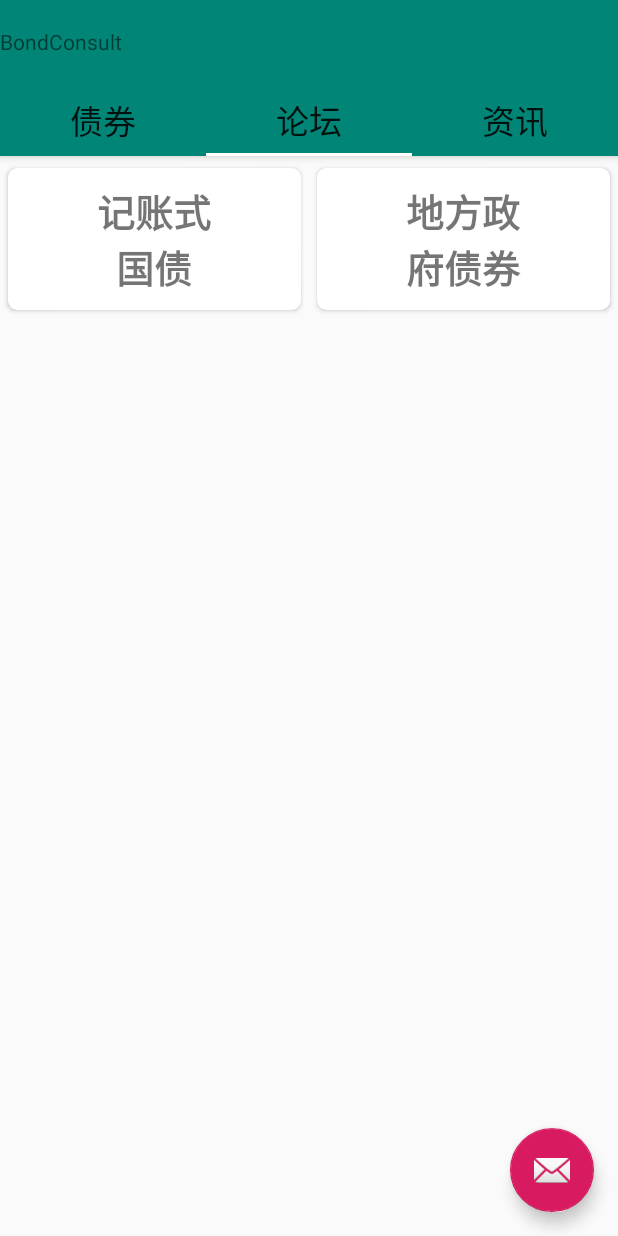
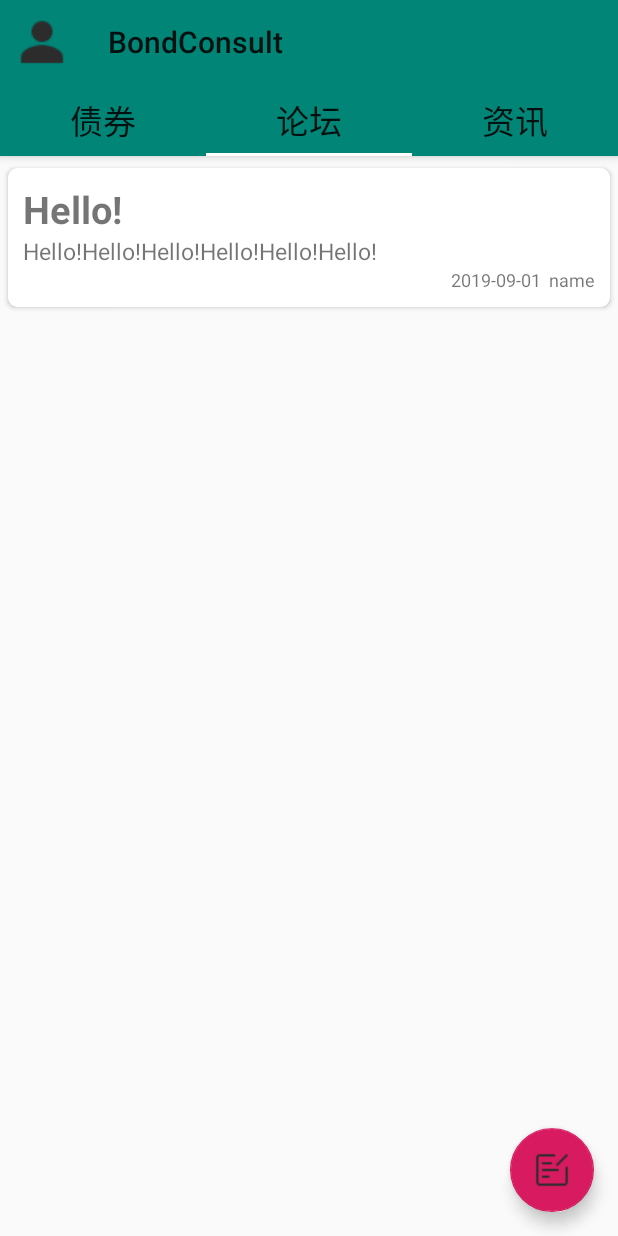
Before and after one commit to iMbaGong/Bond-Consult, an Android app: the screen it shows after launch (MainActivity), tab 2 chosen, on a phone screen of 412 x 824 dp. Run offline under Robolectric (Android 15) with nearby library versions, the phone set to English and light mode, and no system bars.

Commit message:
post fragment and toolbar

```diff
--- a/app/src/main/java/com/example/bondconsult/BondAdapter.java
+++ b/app/src/main/java/com/example/bondconsult/BondAdapter.java
@@ -43,7 +43,7 @@ class BondAdapter extends RecyclerView.Adapter<BondAdapter.ViewHolder>  {
             context=parent.getContext();
         }
         View view= LayoutInflater.from(parent.getContext())
-                .inflate(R.layout.bond_item,parent,false);
+                .inflate(R.layout.item_bond,parent,false);
 
         final ViewHolder viewHolder = new ViewHolder(view);
         viewHolder.cardView.setOnClickListener(new View.OnClickListener() {
--- a/app/src/main/java/com/example/bondconsult/Fragment_Bond.java
+++ b/app/src/main/java/com/example/bondconsult/BondFragment.java
@@ -14,7 +14,10 @@ import android.view.ViewGroup;
 import java.util.ArrayList;
 import java.util.List;
 
-public class Fragment_Bond extends Fragment {
+public class BondFragment extends Fragment {
+
+    static public List<String> mBondKind;
+
     @Nullable
     @Override
     public View onCreateView(@NonNull LayoutInflater inflater, @Nullable ViewGroup container, @Nullable Bundle savedInstanceState) {
@@ -22,10 +25,14 @@ public class Fragment_Bond extends Fragment {
         RecyclerView recyclerView = view.findViewById(R.id.bond_kind_rev);
         MainActivity context = (MainActivity)getActivity();
         recyclerView.setLayoutManager(new GridLayoutManager(context,2));
-        List<String> list = new ArrayList<>();
-        list.add("记账式\n国债");
-        list.add("地方政\n府债券");
-        recyclerView.setAdapter(new BondKindAdapter(list));
+        initList();
+        recyclerView.setAdapter(new BondKindAdapter(mBondKind));
         return view;
     }
+
+    private void initList(){
+        mBondKind = new ArrayList<>();
+        mBondKind.add("记账式\n国债");
+        mBondKind.add("地方政\n府债券");
+    }
 }
--- a/app/src/main/java/com/example/bondconsult/BondKindAdapter.java
+++ b/app/src/main/java/com/example/bondconsult/BondKindAdapter.java
@@ -41,7 +41,7 @@ public class BondKindAdapter extends RecyclerView.Adapter<BondKindAdapter.ViewHo
         }
 
         View view= LayoutInflater.from(context)
-                .inflate(R.layout.bondkind_item,viewGroup,false);
+                .inflate(R.layout.item_bond_kind,viewGroup,false);
         final BondKindAdapter.ViewHolder viewHolder = new BondKindAdapter.ViewHolder(view);
         viewHolder.cardView.setOnClickListener(new View.OnClickListener() {
             @Override
--- a/app/src/main/java/com/example/bondconsult/MainActivity.java
+++ b/app/src/main/java/com/example/bondconsult/MainActivity.java
@@ -1,13 +1,21 @@
 package com.example.bondconsult;
 
+import android.content.Intent;
+import android.support.design.widget.FloatingActionButton;
 import android.support.design.widget.TabLayout;
+import android.support.v4.view.GravityCompat;
 import android.support.v4.view.ViewPager;
+import android.support.v4.widget.DrawerLayout;
+import android.support.v7.app.ActionBar;
 import android.support.v7.app.AppCompatActivity;
 import android.os.Bundle;
+import android.view.MenuItem;
 import android.view.View;
+import android.support.v7.widget.Toolbar;
 
 public class MainActivity extends AppCompatActivity {
 
+    private DrawerLayout drawerLayout;
     @Override
     protected void onCreate(Bundle savedInstanceState) {
         super.onCreate(savedInstanceState);
@@ -18,5 +26,34 @@ public class MainActivity extends AppCompatActivity {
         viewPager.setAdapter(mFragmentAdapter);
         TabLayout tabLayout = (TabLayout)findViewById(R.id.tabs);
         tabLayout.setupWithViewPager(viewPager);
+
+        Toolbar toolbar = (Toolbar)findViewById(R.id.toolbar);
+        setSupportActionBar(toolbar);
+
+        FloatingActionButton floatingActionButton = (FloatingActionButton)
+                findViewById(R.id.fab_main);
+        floatingActionButton.setOnClickListener(new View.OnClickListener() {
+            @Override
+            public void onClick(View view) {
+                startActivity(new Intent(MainActivity.this,NewPostActivity.class));
+            }
+        });
+
+        drawerLayout = (DrawerLayout)findViewById(R.id.drawer_layout);
+        ActionBar actionBar = getSupportActionBar();
+        if(actionBar!=null){
+            actionBar.setDisplayHomeAsUpEnabled(true);
+            actionBar.setHomeAsUpIndicator(R.drawable.user_small);
+        }
+    }
+
+    @Override
+    public boolean onOptionsItemSelected(MenuItem item) {
+        switch (item.getItemId()){
+            case android.R.id.home:
+                drawerLayout.openDrawer(GravityCompat.START);
+                break;
+        }
+        return true;
     }
 }
--- a/app/src/main/java/com/example/bondconsult/Post.java
+++ b/app/src/main/java/com/example/bondconsult/Post.java
@@ -3,18 +3,20 @@ package com.example.bondconsult;
 import android.graphics.Bitmap;
 
 public class Post {
+    private String post_title;
     private Bitmap poster_avatar;
     private String poster_name;
     private String post_text;
     private Bitmap post_image;
     private String post_time;
 
-    public Post(Bitmap poster_avatar, String poster_name, String post_text, Bitmap post_image,String post_time) {
+    public Post(Bitmap poster_avatar, String poster_name, String post_text, Bitmap post_image,String post_time,String title) {
         this.poster_avatar = poster_avatar;
         this.poster_name = poster_name;
         this.post_text = post_text;
         this.post_image = post_image;
         this.post_time=post_time;
+        this.post_title = title;
     }
     public Bitmap getPoster_avatar()
     {
@@ -35,4 +37,7 @@ public class Post {
     {
         return post_time;
     }
+    public String getPost_title() {
+        return post_title;
+    }
 }
--- a/app/src/main/java/com/example/bondconsult/PostBar.java
+++ b/app/src/main/java/com/example/bondconsult/PostBar.java
@@ -115,7 +115,7 @@ public class PostBar extends AppCompatActivity {
 
     public void addPost(Bitmap poster_avatar, String poster_name, String post_text, Bitmap post_image,String post_time)
     {
-        Post post=new Post(poster_avatar,poster_name,post_text,post_image,post_time);
+        Post post=new Post(poster_avatar,poster_name,post_text,post_image,post_time,"Hello");
         postList.add(post);
         postAdapter.notifyItemInserted(postList.size()-1);
     }
--- /dev/null
+++ b/app/src/main/java/com/example/bondconsult/PostFragment.java
@@ -0,0 +1,57 @@
+package com.example.bondconsult;
+
+import android.graphics.BitmapFactory;
+import android.os.Bundle;
+import android.support.annotation.NonNull;
+import android.support.annotation.Nullable;
+import android.support.v4.app.Fragment;
+import android.support.v7.widget.LinearLayoutManager;
+import android.support.v7.widget.RecyclerView;
+import android.view.LayoutInflater;
+import android.view.View;
+import android.view.ViewGroup;
+
+import java.util.ArrayList;
+import java.util.List;
+
+public class PostFragment extends Fragment {
+
+    static public List<Post> mPostList;
+    @Nullable
+    @Override
+    public View onCreateView(@NonNull LayoutInflater inflater, @Nullable ViewGroup container, @Nullable Bundle savedInstanceState) {
+
+        View view = inflater.inflate(R.layout.fragment_post,container,false);
+
+        RecyclerView recyclerView = view.findViewById(R.id.post_list_rev);
+        recyclerView.setLayoutManager(new LinearLayoutManager(getActivity()));
+        initList();
+        recyclerView.setAdapter(new PostListAdapter(mPostList));
+
+        return view;
+    }
+
+    private void initList(){
+        mPostList = new ArrayList<>();
+        mPostList.add(new Post(
+                BitmapFactory.decodeResource(getResources(),R.drawable.totoro),
+                "name",
+                "Hello!Hello!Hello!Hello!Hello!Hello!\n" +
+                        "Hello!Hello!Hello!Hello!Hello!Hello!\n" +
+                        "Hello!Hello!Hello!Hello!Hello!Hello!\n" +
+                        "Hello!Hello!Hello!Hello!Hello!Hello!\n" +
+                        "Hello!Hello!Hello!Hello!Hello!Hello!\n" +
+                        "Hello!Hello!Hello!Hello!Hello!Hello!\n" +
+                        "Hello!Hello!Hello!Hello!Hello!Hello!\n" +
+                        "Hello!Hello!Hello!Hello!Hello!Hello!\n" +
+                        "Hello!Hello!Hello!Hello!Hello!Hello!\n" +
+                        "Hello!Hello!Hello!Hello!Hello!Hello!\n" +
+                        "Hello!Hello!Hello!Hello!Hello!Hello!\n" +
+                        "Hello!Hello!Hello!Hello!Hello!Hello!\n" +
+                        "Hello!Hello!Hello!Hello!Hello!Hello!\n" +
+                        "Hello!Hello!Hello!Hello!Hello!Hello!",
+                BitmapFactory.decodeResource(getResources(),R.drawable.avatar),
+                "2019-09-01",
+                "Hello!"));
+    }
+}
--- /dev/null
+++ b/app/src/main/java/com/example/bondconsult/PostListAdapter.java
@@ -0,0 +1,85 @@
+package com.example.bondconsult;
+
+import android.app.Activity;
+import android.content.Context;
+import android.content.Intent;
+import android.support.annotation.NonNull;
+import android.support.v7.widget.CardView;
+import android.support.v7.widget.RecyclerView;
+import android.view.LayoutInflater;
+import android.view.View;
+import android.view.ViewGroup;
+import android.widget.TextView;
+import android.widget.Toast;
+
+import java.util.List;
+import java.util.zip.Inflater;
+
+public class PostListAdapter extends RecyclerView.Adapter<PostListAdapter.ViewHolder> {
+
+    public static List<Post> mPostList;
+    private Context context;
+
+    public PostListAdapter (List<Post> src){
+        mPostList = src;
+    }
+
+    static class ViewHolder extends RecyclerView.ViewHolder{
+
+        CardView cardView;
+        TextView postTitle;
+        TextView postInfo;
+        TextView posterInfo;
+
+        public ViewHolder(View view){
+            super(view);
+            cardView = (CardView)view;
+            postTitle = view.findViewById(R.id.post_title);
+            postInfo = view.findViewById(R.id.post_info);
+            posterInfo = view.findViewById(R.id.poster_info);
+        }
+    }
+
+    @NonNull
+    @Override
+    public ViewHolder onCreateViewHolder(@NonNull ViewGroup viewGroup, int i) {
+
+        if(context == null){
+            context = viewGroup.getContext();
+        }
+
+        View view = LayoutInflater.from(context)
+                .inflate(R.layout.item_post_list,viewGroup,false);
+        final ViewHolder holder = new ViewHolder(view);
+        holder.posterInfo.setOnClickListener(new View.OnClickListener() {
+            @Override
+            public void onClick(View v) {
+                // TODO: 点击头像跳转到用户主页
+                Toast.makeText(context,"User",Toast.LENGTH_SHORT).show();
+            }
+        });
+        holder.cardView.setOnClickListener(new View.OnClickListener() {
+            @Override
+            public void onClick(View v) {
+                // TODO: 点击帖子进入
+                Toast.makeText(context,"Post",Toast.LENGTH_SHORT).show();
+                Intent intent = new Intent(context ,PostActivity.class);
+                context.startActivity(intent);
+            }
+        });
+
+        return holder;
+    }
+
+    @Override
+    public void onBindViewHolder(@NonNull ViewHolder viewHolder, int i) {
+        viewHolder.postTitle.setText(mPostList.get(i).getPost_title());
+        viewHolder.postInfo.setText(mPostList.get(i).getPost_text());
+        viewHolder.posterInfo.setText(mPostList.get(i).getPost_time()+"  "+mPostList.get(i).getPoster_name());
+    }
+
+    @Override
+    public int getItemCount() {
+        return mPostList.size();
+    }
+}
--- a/app/src/main/java/com/example/bondconsult/mFragmentAdapter.java
+++ b/app/src/main/java/com/example/bondconsult/mFragmentAdapter.java
@@ -18,11 +18,11 @@ public class mFragmentAdapter extends FragmentPagerAdapter {
     @Override
     public Fragment getItem(int position) {
         if (position == 0) {
-            return new Fragment_Bond();
+            return new BondFragment();
         } else if (position == 1) {
-            return new Fragment_Bond();
+            return new PostFragment();
         }else if (position==2){
-            return new Fragment_Bond();
+            return new BondFragment();
         }
         return null;
     }
--- a/app/src/main/res/layout/activity_main.xml
+++ b/app/src/main/res/layout/activity_main.xml
@@ -1,7 +1,13 @@
 <?xml version="1.0" encoding="utf-8"?>
-<android.support.design.widget.CoordinatorLayout
+<android.support.v4.widget.DrawerLayout
     xmlns:android="http://schemas.android.com/apk/res/android"
     xmlns:app="http://schemas.android.com/apk/res-auto"
+    android:id="@+id/drawer_layout"
+    android:layout_width="match_parent"
+    android:layout_height="match_parent">
+
+    <android.support.design.widget.CoordinatorLayout
+
         android:layout_width="match_parent"
         android:layout_height="match_parent"
         >
@@ -16,12 +22,11 @@
             android:layout_height="wrap_content">
             <!--android:theme="@style/AppTheme.AppBarOverlay"-->
 
-        <TextView
-            android:layout_width="wrap_content"
-            android:layout_height="wrap_content"
-            android:gravity="center"
-            android:minHeight="?actionBarSize"
-            android:text="@string/app_name"
+            <android.support.v7.widget.Toolbar
+                android:id="@+id/toolbar"
+                android:layout_width="match_parent"
+                android:layout_height="?attr/actionBarSize"
+                app:layout_scrollFlags="scroll|enterAlways|snap"
                 />
 
             <android.support.design.widget.TabLayout
@@ -39,5 +44,14 @@
             android:layout_height="wrap_content"
             android:layout_gravity="bottom|end"
             android:layout_margin="@dimen/fab_margin"
-        app:srcCompat="@android:drawable/ic_dialog_email" />
+            app:srcCompat="@drawable/icon_compile" />
     </android.support.design.widget.CoordinatorLayout>
+
+    <TextView
+        android:layout_width="match_parent"
+        android:layout_height="match_parent"
+        android:layout_gravity="start"
+        android:background="#FFF"
+        android:text="UserMenu"/>
+
+</android.support.v4.widget.DrawerLayout>
--- /dev/null
+++ b/app/src/main/res/layout/fragment_post.xml
@@ -0,0 +1,12 @@
+<?xml version="1.0" encoding="utf-8"?>
+<LinearLayout
+    xmlns:android="http://schemas.android.com/apk/res/android"
+    android:layout_width="match_parent"
+    android:layout_height="match_parent">
+
+    <android.support.v7.widget.RecyclerView
+        android:id="@+id/post_list_rev"
+        android:layout_width="match_parent"
+        android:layout_height="match_parent"/>
+
+</LinearLayout>
--- /dev/null
+++ b/app/src/main/res/layout/item_post_list.xml
@@ -0,0 +1,42 @@
+<?xml version="1.0" encoding="utf-8"?>
+<android.support.v7.widget.CardView
+    xmlns:android="http://schemas.android.com/apk/res/android"
+    xmlns:app="http://schemas.android.com/apk/res-auto"
+    android:layout_width="match_parent"
+    android:layout_height="wrap_content"
+    app:cardCornerRadius="6dp"
+    android:layout_marginTop="8dp"
+    android:layout_marginRight="5dp"
+    android:layout_marginLeft="5dp">
+
+    <LinearLayout
+        android:orientation="vertical"
+        android:layout_width="match_parent"
+        android:layout_height="wrap_content"
+        android:layout_margin="10dp">
+
+        <TextView
+            android:id="@+id/post_title"
+            android:layout_width="match_parent"
+            android:layout_height="wrap_content"
+            android:textSize="25sp"
+            android:textStyle="bold"
+            android:maxLines="1"/>
+        <TextView
+            android:id="@+id/post_info"
+            android:layout_width="match_parent"
+            android:layout_height="wrap_content"
+            android:textSize="15sp"
+            android:maxLines="1"/>
+        <TextView
+            android:id="@+id/poster_info"
+            android:layout_width="match_parent"
+            android:layout_height="wrap_content"
+            android:textAlignment="textEnd"
+            android:textSize="12sp"
+            android:maxLines="1"/>
+
+
+    </LinearLayout>
+
+</android.support.v7.widget.CardView>
```
Also changed, not shown: app/src/main/res/layout/bond_info.xml (deleted, +0 -24 lines), app/src/main/res/layout/bond_rank.xml (deleted, +0 -51 lines), app/src/main/res/drawable/icon_compile.png (added), app/src/main/res/drawable/user_small.png (added), app/src/main/res/layout/item_bond.xml (renamed from app/src/main/res/layout/bond_item.xml), app/src/main/res/layout/item_bond_kind.xml (renamed from app/src/main/res/layout/bondkind_item.xml). Lines whose indentation alone changed are shown as unchanged.
